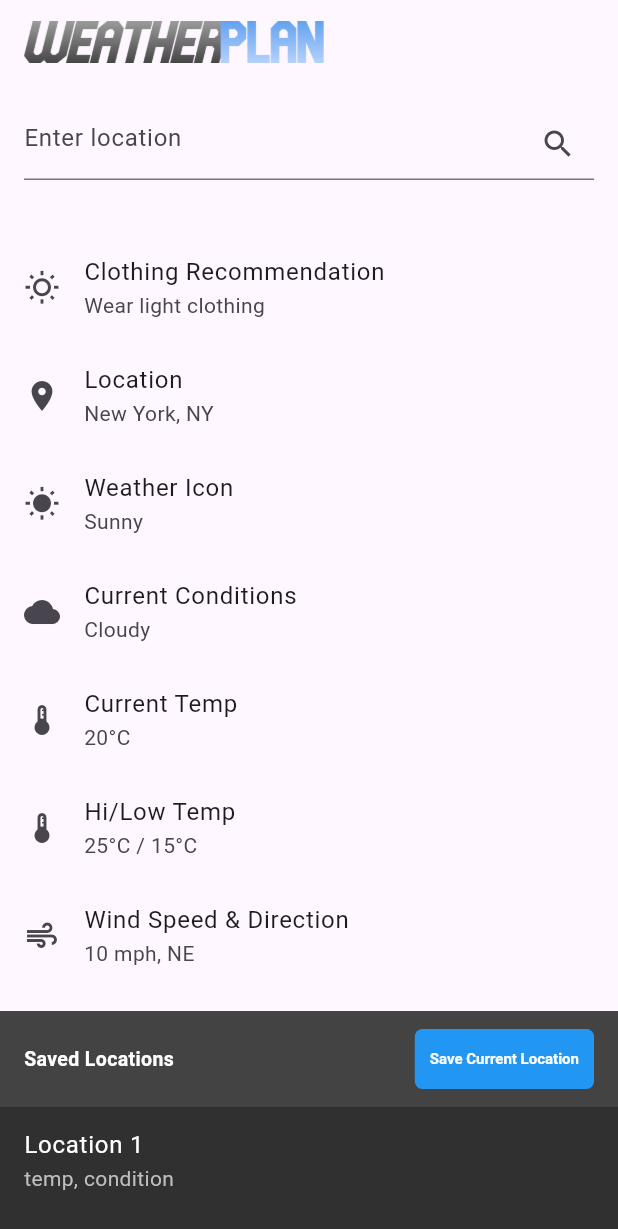
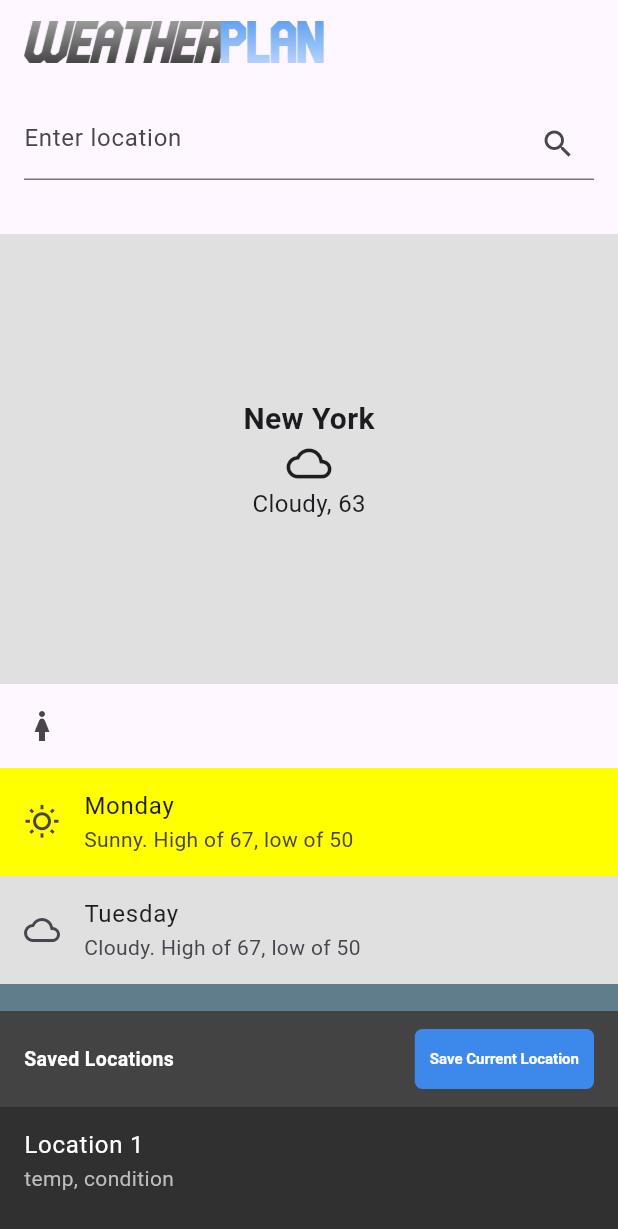
Before and after one commit to TheGreatJustinn/COSC-625, a Flutter app: the screen it shows after launch, on a phone screen of 412 x 824 dp. Shown: the top 1229 px of the screen. Run offline on Flutter 3.47's test engine with Material 3 defaults, Android fonts, the phone set to English and light mode, and no system bars.

Commit message:
changed styling of weather data, clothing data, forecast data

```diff
--- a/weatherplan2/lib/screens/saved_locations.dart
+++ b/weatherplan2/lib/screens/saved_locations.dart
@@ -27,7 +27,7 @@ class SavedLocations extends StatelessWidget {
                   onPressed: onSaveCurrentLocation,
                   child: Text('Save Current Location'),
                   style: ElevatedButton.styleFrom(
-                    backgroundColor: Colors.blue, // Button background color
+                    backgroundColor: Color(0xFF3C89EB), // Button background color
                     foregroundColor: Colors.white, // Button text color
                     elevation: 0, // No shadow for a flatter appearance
                     shape: RoundedRectangleBorder(borderRadius: BorderRadius.circular(5)),
--- a/weatherplan2/lib/screens/weather_screen.dart
+++ b/weatherplan2/lib/screens/weather_screen.dart
@@ -11,7 +11,55 @@ class WeatherScreen extends StatelessWidget {
     // Logic to save the location
     print("Saved location: $currentLocation");
     // Here, implement the actual saving logic, possibly involving state management or database storage
+    // Don't forget to check if location already exists in saved locations
   }
+
+  // define BG colors for conditions
+  final Map<String, Color> weatherColors = {
+    "Sunny": Colors.yellowAccent,
+    "Cloudy": Colors.grey.shade300,
+    "Rainy": Colors.blueGrey,
+    "Snowy": Colors.grey,
+  };
+
+  // BG color function
+  Color getBackgroundColorForCondition(String condition) {
+    return weatherColors[condition] ?? Colors.grey;
+  }
+
+  // define icons for conditions
+  final Map<String, IconData> weatherIcons = {
+    "Sunny": Icons.wb_sunny_outlined,
+    "Cloudy": Icons.wb_cloudy_outlined,
+    "Rainy": Icons.water_drop_outlined,
+    "Snowy": Icons.snowing,
+  };
+
+  // conditions icon function
+  IconData getIconForCondition(String condition) {
+    return weatherIcons[condition] ?? Icons.question_mark;
+  }
+
+  // define clothing icons for conditions
+  final Map<int, IconData> clothingIcons = {
+    70: Icons.woman, //replace with light clothing
+    60: Icons.woman, //replace with mid clothing
+    50: Icons.woman, //replace with jacket
+    40: Icons.woman, //replace with coat
+  };
+
+  IconData getClothingIcon(int temperature) {
+  // Sort keys in descending order to start comparison from the warmest range
+  var sortedKeys = clothingIcons.keys.toList()..sort((a, b) => b.compareTo(a));
+  for (var temp in sortedKeys) {
+    if (temperature >= temp) {
+      return clothingIcons[temp]!;
+    }
+  }
+  // Return a default icon if no conditions are met
+  return Icons.error; // Default icon if very cold or no matching range
+}
+
 
   @override
   Widget build(BuildContext context) {
@@ -21,71 +69,57 @@ class WeatherScreen extends StatelessWidget {
       ),
       body: Column(
         children: [
-          LocationSearch(), // Search field for location
+          LocationSearch(),
           Expanded(
             child: SingleChildScrollView(
               child: Column(
                 children: [
+
                   WeatherInfoItem(
-                    title: 'Clothing Recommendation',
-                    icon: Icons.wb_sunny_outlined, // Replace with actual icon
-                    value: 'Wear light clothing', // Replace with actual recommendation
+                    location: 'New York',
+                    icon: getIconForCondition('Cloudy'),
+                    conditions: 'Cloudy',
+                    temp: '63',
+                    backgroundColor: getBackgroundColorForCondition('Cloudy'),
                   ),
-                  WeatherInfoItem(
-                    title: 'Location',
-                    icon: Icons.location_on,
-                    value: 'New York, NY', // Replace with actual location
+
+                  ClothingInfoItem(
+                    icon: getClothingIcon(63), // Replace with actual icon
                   ),
-                  WeatherInfoItem(
-                    title: 'Weather Icon',
-                    icon: Icons.wb_sunny, // Replace with actual weather icon
-                    value: 'Sunny', // Replace with actual weather condition
+
+                  ForecastInfoItem(
+                    day: 'Monday',
+                    icon: getIconForCondition('Sunny'), // Replace with actual weekday icon
+                    hiTemp: '67',
+                    loTemp: '50',
+                    conditions: 'Sunny',
+                    backgroundColor: getBackgroundColorForCondition('Sunny'),
                   ),
-                  WeatherInfoItem(
-                    title: 'Current Conditions',
-                    icon: Icons.cloud, // Replace with actual icon
-                    value: 'Cloudy', // Replace with actual condition
+                  ForecastInfoItem(
+                    day: 'Tuesday',
+                    icon: getIconForCondition('Cloudy'), // Replace with actual weekday icon
+                    hiTemp: '67',
+                    loTemp: '50',
+                    conditions: 'Cloudy',
+                    backgroundColor: getBackgroundColorForCondition('Cloudy'),
                   ),
-                  WeatherInfoItem(
-                    title: 'Current Temp',
-                    icon: Icons.thermostat_outlined, // Replace with actual icon
-                    value: '20°C', // Replace with actual temperature
+                  ForecastInfoItem(
+                    day: 'Wednesday',
+                    icon: getIconForCondition('Rainy'), // Replace with actual weekday icon
+                    hiTemp: '67',
+                    loTemp: '50',
+                    conditions: 'Rainy',
+                    backgroundColor: getBackgroundColorForCondition('Rainy'),
                   ),
-                  WeatherInfoItem(
-                    title: 'Hi/Low Temp',
-                    icon: Icons.thermostat_outlined, // Replace with actual icon
-                    value: '25°C / 15°C', // Replace with actual temperatures
+                  ForecastInfoItem(
+                    day: 'Thursday',
+                    icon: getIconForCondition('Snowy'), // Replace with actual weekday icon
+                    hiTemp: '67',
+                    loTemp: '50',
+                    conditions: 'Snowy',
+                    backgroundColor: getBackgroundColorForCondition('Snowy'),
                   ),
-                  WeatherInfoItem(
-                    title: 'Wind Speed & Direction',
-                    icon: Icons.air_outlined, // Replace with actual icon
-                    value: '10 mph, NE', // Replace with actual wind speed and direction
-                  ),
-                  WeatherInfoItem(
-                    title: 'Monday',
-                    icon: Icons.wb_sunny_outlined, // Replace with actual weekday icon
-                    value: 'hi temp - lo temp - conditions', // Replace with actual forecast
-                  ),
-                  WeatherInfoItem(
-                    title: 'Tuesday',
-                    icon: Icons.wb_sunny_outlined, // Replace with actual weekday icon
-                    value: 'hi temp - lo temp - conditions', // Replace with actual forecast
-                  ),
-                  WeatherInfoItem(
-                    title: 'Wednesday',
-                    icon: Icons.wb_sunny_outlined, // Replace with actual weekday icon
-                    value: 'hi temp - lo temp - conditions', // Replace with actual forecast
-                  ),
-                  WeatherInfoItem(
-                    title: 'Thursday',
-                    icon: Icons.wb_sunny_outlined, // Replace with actual weekday icon
-                    value: 'hi temp - lo temp - conditions', // Replace with actual forecast
-                  ),
-                  WeatherInfoItem(
-                    title: 'Weather Map',
-                    icon: Icons.map_outlined, // Replace with actual icon
-                    value: 'Actual map displayed here (ideally)', // Replace with actual action
-                  ),
+
                 ],
               ),
             ),
@@ -102,23 +136,101 @@ class WeatherScreen extends StatelessWidget {
   }
 }
 
+
 class WeatherInfoItem extends StatelessWidget {
-  final String title;
+  final String location;
   final IconData icon;
-  final String value;
+  final String conditions;
+  final String temp;
+  final Color backgroundColor;
 
   const WeatherInfoItem({
-    required this.title,
+    required this.location,
     required this.icon,
-    required this.value,
+    required this.conditions,
+    required this.temp,
+    required this.backgroundColor,
   });
 
   @override
   Widget build(BuildContext context) {
-    return ListTile(
-      leading: Icon(icon),
-      title: Text(title),
-      subtitle: Text(value),
+    return Container(
+      height: 300.0,
+      color: backgroundColor,  // Use the background color
+      child: Center(
+        child: Column(
+          mainAxisSize: MainAxisSize.min, // Use the minimal space needed by the child
+          mainAxisAlignment: MainAxisAlignment.center, // Center vertically
+          crossAxisAlignment: CrossAxisAlignment.center, // Center horizontally
+          children: [
+            Text(
+              location,
+              style: TextStyle(
+                fontSize: 20,
+                fontWeight: FontWeight.bold,
+              ),
+            ),
+            Icon(
+              icon,
+              size: 30,
+            ),
+            Text(
+              "$conditions, $temp",
+              style: TextStyle(
+                fontSize: 16,
+              ),
+            ),
+          ],
+        ),
+      ),
     );
   }
 }
+
+
+class ClothingInfoItem extends StatelessWidget {
+  final IconData icon;
+
+  const ClothingInfoItem({
+    required this.icon,
+  });
+
+  @override
+  Widget build(BuildContext context) {
+    return Container(
+      child: ListTile(
+        leading: Icon(icon),
+      ),
+    );
+  }
+}
+
+class ForecastInfoItem extends StatelessWidget {
+  final String day;
+  final String hiTemp;
+  final String loTemp;
+  final String conditions;
+  final IconData icon;
+  final Color backgroundColor;
+
+  const ForecastInfoItem({
+    required this.day,
+    required this.hiTemp,
+    required this.loTemp,
+    required this.conditions,
+    required this.icon,
+    required this.backgroundColor,
+  });
+
+  @override
+  Widget build(BuildContext context) {
+    return Container(
+      color: backgroundColor,
+      child: ListTile(
+        leading: Icon(icon),
+        title: Text(day),
+        subtitle: Text(conditions + ". High of " + hiTemp + ", low of " + loTemp),
+      ),
+    );
+  }
+}
```
